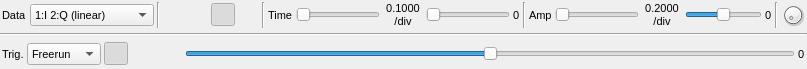
First picture: the form in sdrbase/gui/glscopegui.ui, repository f4exb/sdrangel, before the edit.
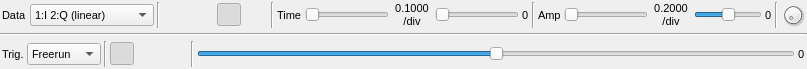
Second picture: the form after the edit. Icons and pictures are not drawn. Custom widgets are drawn as their Qt base class.

Commit message: Promoted scope QToolButtons to ButtonSwitches that look prettier

```diff
--- a/sdrbase/gui/glscopegui.ui
+++ b/sdrbase/gui/glscopegui.ui
@@ -112,12 +112,7 @@
       </widget>
      </item>
      <item>
-      <layout class="QHBoxLayout" name="viewLayout">
-       <property name="spacing">
-        <number>0</number>
-       </property>
-       <item>
-        <widget class="QToolButton" name="onlyPrimeView">
+      <widget class="ButtonSwitch" name="onlyPrimeView">
          <property name="toolTip">
           <string>Only primary display</string>
          </property>
@@ -143,7 +138,7 @@
         </widget>
        </item>
        <item>
-        <widget class="QToolButton" name="onlySecondView">
+      <widget class="ButtonSwitch" name="onlySecondView">
          <property name="toolTip">
           <string>Only secondary display</string>
          </property>
@@ -169,7 +164,7 @@
         </widget>
        </item>
        <item>
-        <widget class="QToolButton" name="horizView">
+      <widget class="ButtonSwitch" name="horizView">
          <property name="toolTip">
           <string>Both displays horizontally arranged</string>
          </property>
@@ -198,7 +193,7 @@
         </widget>
        </item>
        <item>
-        <widget class="QToolButton" name="vertView">
+      <widget class="ButtonSwitch" name="vertView">
          <property name="toolTip">
           <string>Both displays vertically arranged</string>
          </property>
@@ -223,8 +218,6 @@
          </property>
         </widget>
        </item>
-      </layout>
-     </item>
      <item>
       <widget class="Line" name="viewLine">
        <property name="orientation">
@@ -556,9 +549,14 @@
       </widget>
      </item>
      <item>
-      <layout class="QHBoxLayout" name="slopeLayout">
+      <widget class="Line" name="trigLine">
+       <property name="orientation">
+        <enum>Qt::Vertical</enum>
+       </property>
+      </widget>
+     </item>
        <item>
-        <widget class="QToolButton" name="slopePos">
+      <widget class="ButtonSwitch" name="slopePos">
          <property name="font">
           <font>
            <pointsize>8</pointsize>
@@ -595,7 +593,7 @@
         </widget>
        </item>
        <item>
-        <widget class="QToolButton" name="slopeNeg">
+      <widget class="ButtonSwitch" name="slopeNeg">
          <property name="font">
           <font>
            <pointsize>8</pointsize>
@@ -626,7 +624,7 @@
         </widget>
        </item>
        <item>
-        <widget class="QToolButton" name="oneShot">
+      <widget class="ButtonSwitch" name="oneShot">
          <property name="toolTip">
           <string>One shot</string>
          </property>
@@ -651,7 +649,12 @@
          </property>
         </widget>
        </item>
-      </layout>
+     <item>
+      <widget class="Line" name="slopeLine">
+       <property name="orientation">
+        <enum>Qt::Vertical</enum>
+       </property>
+      </widget>
      </item>
      <item>
       <widget class="QSlider" name="trigLevel">
@@ -693,6 +696,13 @@
    </item>
   </layout>
  </widget>
+ <customwidgets>
+  <customwidget>
+   <class>ButtonSwitch</class>
+   <extends>QToolButton</extends>
+   <header>gui/buttonswitch.h</header>
+  </customwidget>
+ </customwidgets>
  <resources>
   <include location="../resources/res.qrc"/>
  </resources>
```
Lines whose indentation alone changed are shown as unchanged.
